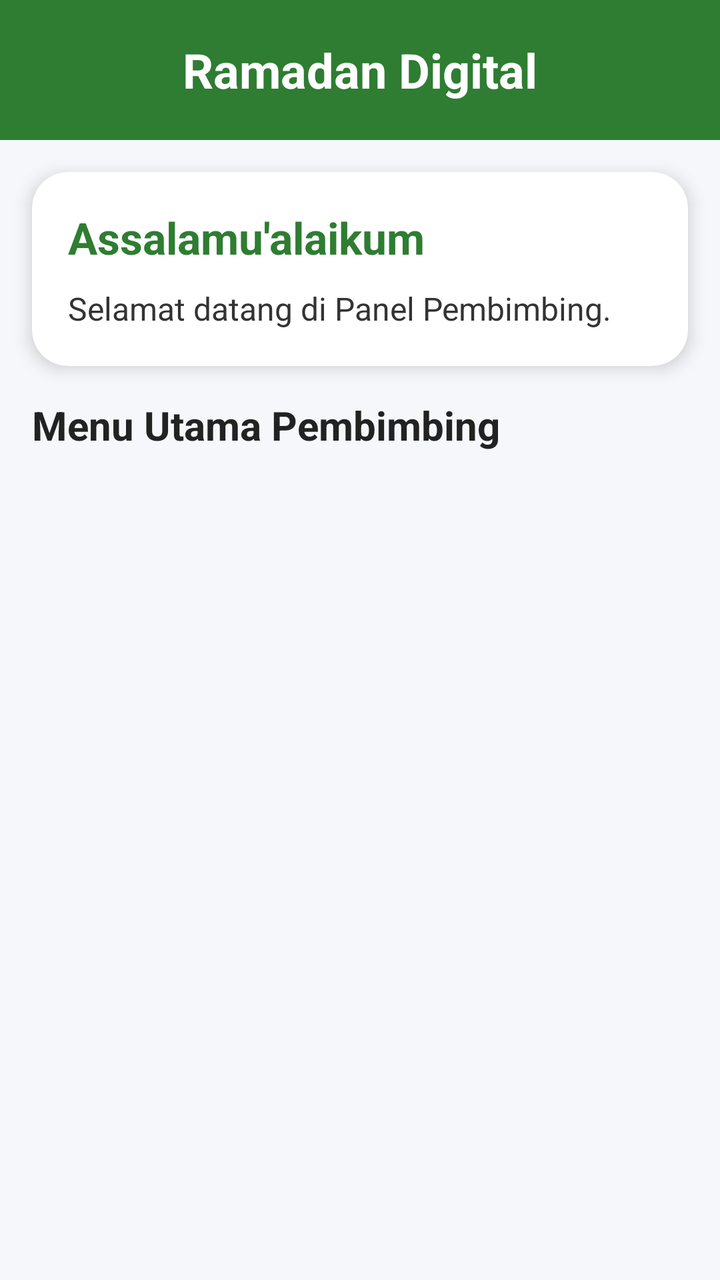
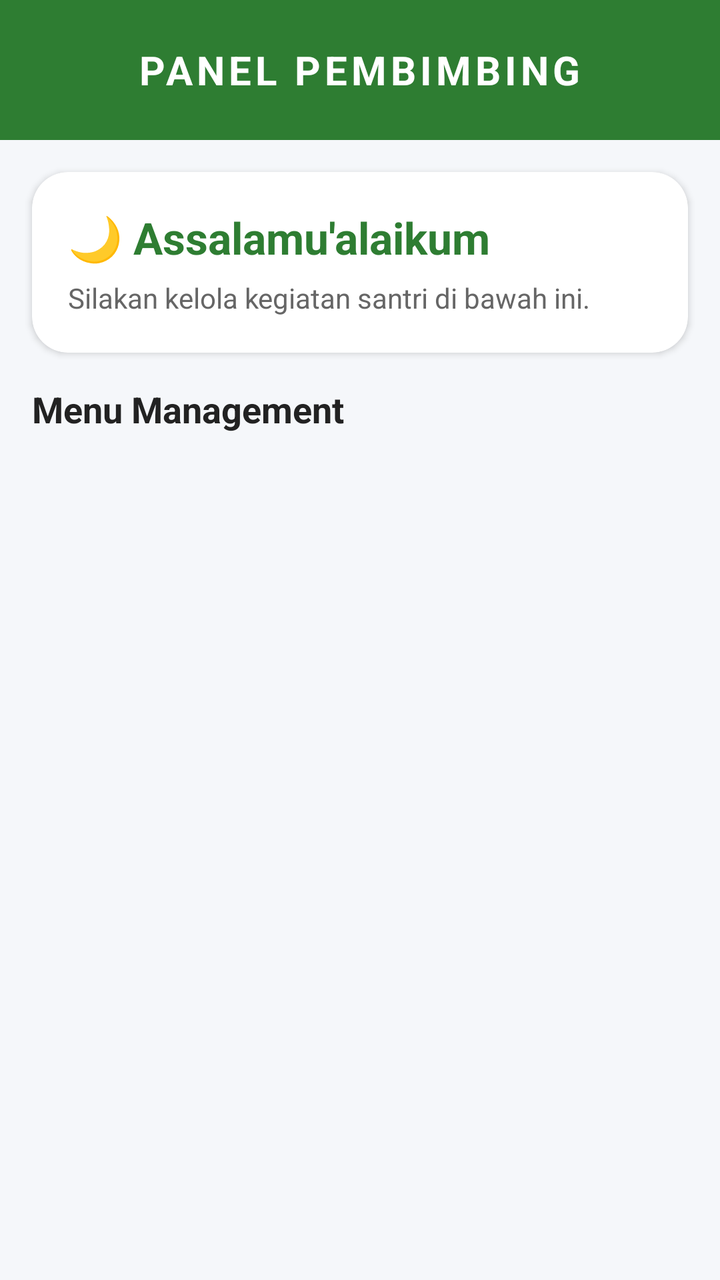

Before-and-after screenshots of an Android layout around one commit, followed by the original layout XML and the change that was made.
<!-- AndroidManifest.xml: application theme Theme.RamadhanDigital -->
<!-- res/layout/fragment_beranda_guru.xml -->
<?xml version="1.0" encoding="utf-8"?>
<androidx.core.widget.NestedScrollView xmlns:android="http://schemas.android.com/apk/res/android"
    xmlns:app="http://schemas.android.com/apk/res-auto"
    android:layout_width="match_parent"
    android:layout_height="match_parent"
    android:background="#F5F7FA"
    android:fillViewport="true">

    <LinearLayout
        android:layout_width="match_parent"
        android:layout_height="wrap_content"
        android:orientation="vertical">

        
        <LinearLayout
            android:layout_width="match_parent"
            android:layout_height="70dp"
            android:background="#2E7D32"
            android:gravity="center">

            <TextView
                android:layout_width="wrap_content"
                android:layout_height="wrap_content"
                android:text="Ramadan Digital"
                android:textColor="@android:color/white"
                android:textSize="24sp"
                android:textStyle="bold" />

        </LinearLayout>

        
        <androidx.cardview.widget.CardView
            android:layout_width="match_parent"
            android:layout_height="wrap_content"
            android:layout_margin="16dp"
            app:cardCornerRadius="18dp"
            app:cardElevation="5dp">

            <LinearLayout
                android:layout_width="match_parent"
                android:layout_height="wrap_content"
                android:orientation="vertical"
                android:padding="18dp">

                <TextView
                    android:id="@+id/tvGreeting"
                    android:layout_width="wrap_content"
                    android:layout_height="wrap_content"
                    android:text="Assalamu'alaikum"
                    android:textColor="#2E7D32"
                    android:textSize="22sp"
                    android:textStyle="bold" />

                <TextView
                    android:layout_width="wrap_content"
                    android:layout_height="wrap_content"
                    android:layout_marginTop="10dp"
                    android:text="Selamat datang di Panel Pembimbing."
                    android:textColor="#333333"
                    android:textSize="16sp" />

            </LinearLayout>

        </androidx.cardview.widget.CardView>

        
        <TextView
            android:layout_width="wrap_content"
            android:layout_height="wrap_content"
            android:layout_marginStart="16dp"
            android:text="Menu Utama Pembimbing"
            android:textColor="#222222"
            android:textSize="20sp"
            android:textStyle="bold" />

        <androidx.recyclerview.widget.RecyclerView
            android:id="@+id/rvMenu"
            android:layout_width="match_parent"
            android:layout_height="wrap_content"
            android:layout_margin="16dp"
            android:nestedScrollingEnabled="false" />

    </LinearLayout>

</androidx.core.widget.NestedScrollView>
<!-- resources referenced by this layout -->
<resources>
  <style name="Theme.RamadhanDigital" parent="Theme.MaterialComponents.Light.NoActionBar">
  
          <item name="colorPrimary">@color/green_700</item>
          <item name="colorPrimaryVariant">@color/green_800</item>
          <item name="colorSecondary">@color/green_500</item>
  
          <item name="colorOnPrimary">@color/white</item>
          <item name="colorOnSecondary">@color/white</item>
  
          <item name="android:windowBackground">@android:color/white</item>
  
          <item name="android:statusBarColor">@color/green_700</item>
          <item name="android:navigationBarColor">@android:color/white</item>
  
          <item name="android:windowLightStatusBar">true</item>
  
      </style>
  <color name="green_700">#2E7D32</color>
  <color name="green_800">#1B5E20</color>
  <color name="green_500">#4CAF50</color>
  <color name="white">#FFFFFF</color>
</resources>

<!-- the commit's change to res/layout/fragment_beranda_guru.xml (unified diff, before → after) -->
@@ -21,10 +21,11 @@
             <TextView
                 android:layout_width="wrap_content"
                 android:layout_height="wrap_content"
-                android:text="Ramadan Digital"
+                android:text="PANEL PEMBIMBING"
                 android:textColor="@android:color/white"
-                android:textSize="24sp"
-                android:textStyle="bold" />
+                android:textSize="20sp"
+                android:textStyle="bold"
+                android:letterSpacing="0.1" />
 
         </LinearLayout>
 
@@ -34,7 +35,7 @@
             android:layout_height="wrap_content"
             android:layout_margin="16dp"
             app:cardCornerRadius="18dp"
-            app:cardElevation="5dp">
+            app:cardElevation="2dp">
 
             <LinearLayout
                 android:layout_width="match_parent"
@@ -46,7 +47,7 @@
                     android:id="@+id/tvGreeting"
                     android:layout_width="wrap_content"
                     android:layout_height="wrap_content"
-                    android:text="Assalamu'alaikum"
+                    android:text="🌙 Assalamu'alaikum"
                     android:textColor="#2E7D32"
                     android:textSize="22sp"
                     android:textStyle="bold" />
@@ -54,10 +55,10 @@
                 <TextView
                     android:layout_width="wrap_content"
                     android:layout_height="wrap_content"
-                    android:layout_marginTop="10dp"
-                    android:text="Selamat datang di Panel Pembimbing."
-                    android:textColor="#333333"
-                    android:textSize="16sp" />
+                    android:layout_marginTop="6dp"
+                    android:text="Silakan kelola kegiatan santri di bawah ini."
+                    android:textColor="#666666"
+                    android:textSize="14sp" />
 
             </LinearLayout>
 
@@ -68,9 +69,9 @@
             android:layout_width="wrap_content"
             android:layout_height="wrap_content"
             android:layout_marginStart="16dp"
-            android:text="Menu Utama Pembimbing"
+            android:text="Menu Management"
             android:textColor="#222222"
-            android:textSize="20sp"
+            android:textSize="18sp"
             android:textStyle="bold" />
 
         <androidx.recyclerview.widget.RecyclerView
<!-- resource entries referenced after the edit -->
@@ -2,24 +2,42 @@
 <resources>
   <style name="Theme.RamadhanDigital" parent="Theme.MaterialComponents.Light.NoActionBar">
   
-          <item name="colorPrimary">@color/green_700</item>
-          <item name="colorPrimaryVariant">@color/green_800</item>
-          <item name="colorSecondary">@color/green_500</item>
+          <item name="colorPrimary">#2E7D32</item>
+          <item name="colorPrimaryVariant">#1B5E20</item>
+          <item name="colorSecondary">#4CAF50</item>
   
           <item name="colorOnPrimary">@color/white</item>
           <item name="colorOnSecondary">@color/white</item>
   
           <item name="android:windowBackground">@android:color/white</item>
   
-          <item name="android:statusBarColor">@color/green_700</item>
+          <item name="android:statusBarColor">#2E7D32</item>
           <item name="android:navigationBarColor">@android:color/white</item>
   
           <item name="android:windowLightStatusBar">true</item>
   
+          
+          <item name="bottomNavigationStyle">@style/App.BottomNavigationView</item>
       </style>
-  <color name="green_700">#2E7D32</color>
-  <color name="green_800">#1B5E20</color>
-  <color name="green_500">#4CAF50</color>
   <color name="white">#FFFFFF</color>
+  <style name="App.BottomNavigationView" parent="Widget.MaterialComponents.BottomNavigationView">
+          <item name="itemActiveIndicatorStyle">@style/App.Custom.Indicator</item>
+          <item name="itemTextAppearanceActive">@style/App.BottomNav.Text.Active</item>
+          <item name="itemTextAppearanceInactive">@style/App.BottomNav.Text.Inactive</item>
+      </style>
+  <style name="App.Custom.Indicator" parent="Widget.Material3.BottomNavigationView.ActiveIndicator">
+          
+          <item name="android:color">#E8F5E9</item>
+          <item name="android:width">60dp</item>
+          <item name="android:height">40dp</item>
+      </style>
+  <style name="App.BottomNav.Text.Active" parent="TextAppearance.MaterialComponents.Caption">
+          <item name="android:textStyle">bold</item>
+          <item name="android:textSize">14sp</item>
+      </style>
+  <style name="App.BottomNav.Text.Inactive" parent="TextAppearance.MaterialComponents.Caption">
+          <item name="android:textStyle">normal</item>
+          <item name="android:textSize">12sp</item>
+      </style>
 </resources>
 
